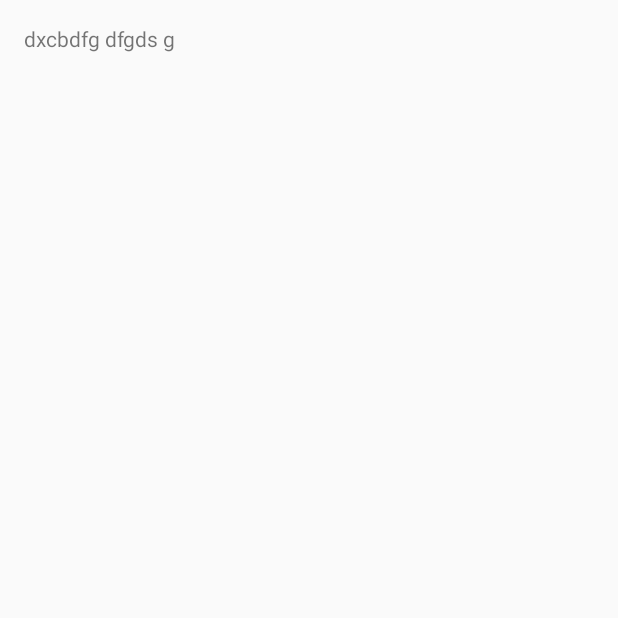
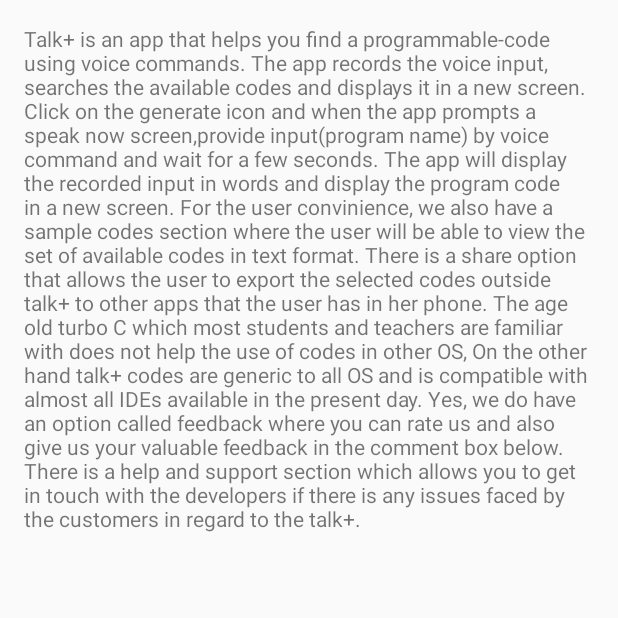
Before and after one commit to Medidhi/Speech-to-code, an Android app: the Info screen opened directly, with no data from a screen before it, on a phone screen of 412 x 824 dp, the top half of it. Before the commit the part shown is almost empty. Run offline under Robolectric (Android 15) with nearby library versions, the phone set to English and light mode, and no system bars.

```diff
--- a/app/src/main/res/layout/activity_info.xml
+++ b/app/src/main/res/layout/activity_info.xml
@@ -20,7 +20,14 @@
             android:orientation="vertical" >
 
         <TextView
-            android:text="dxcbdfg dfgds g"
+            android:text="Talk+ is an app that helps you find a programmable-code using voice commands. The app records the voice input, searches the available codes and displays it in a new screen.
+Click on the generate icon and when the app prompts a speak now screen,provide input(program name) by voice command and wait for a few seconds. The app will display the recorded input in words and display the program code in a new screen.
+For the user convinience, we also have a sample codes section where the user will be able to view the set of available codes in text format.
+There is a share option that allows the user to export the selected codes outside talk+ to other apps that the user
+has in her phone.
+The age old turbo C which most students and teachers are familiar with does not help the use of codes in other OS, On the other hand talk+ codes are generic to all OS and is compatible with almost all IDEs available in the present day.
+Yes, we do have an option called feedback where you can rate us and also give us your valuable feedback in the comment box below.
+There is a help and support section which allows you to get in touch with the developers if there is any issues faced by the customers in regard to the talk+."
             android:layout_width="match_parent"
             android:layout_height="wrap_content"
             android:id="@+id/textView9" />
```
